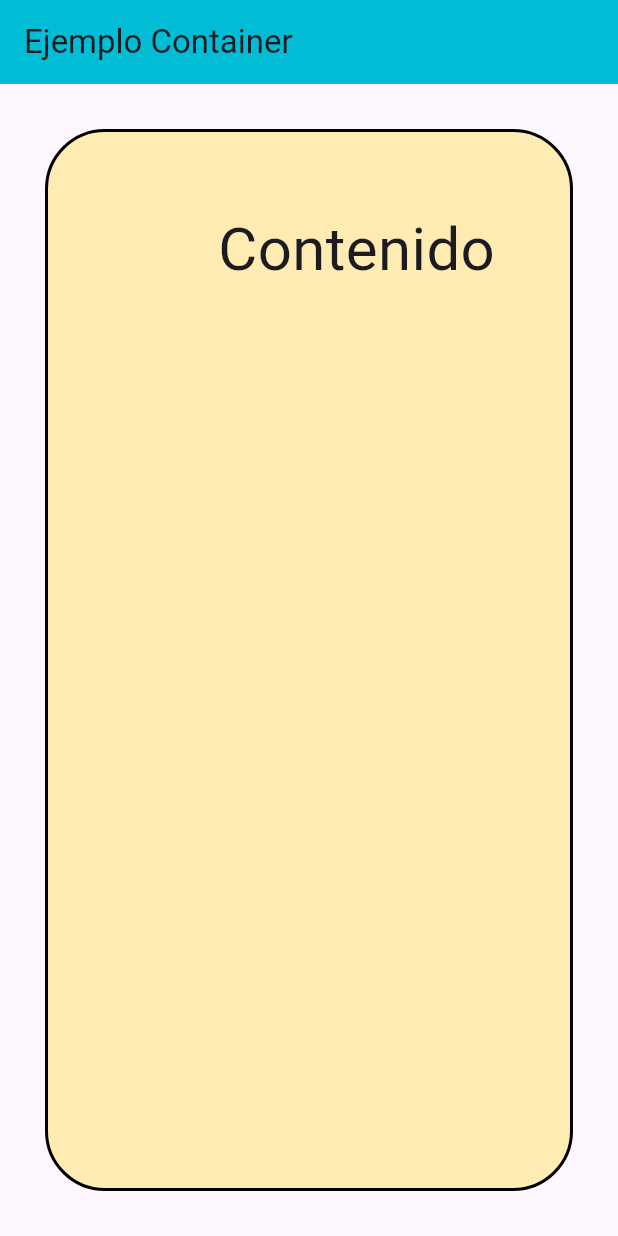
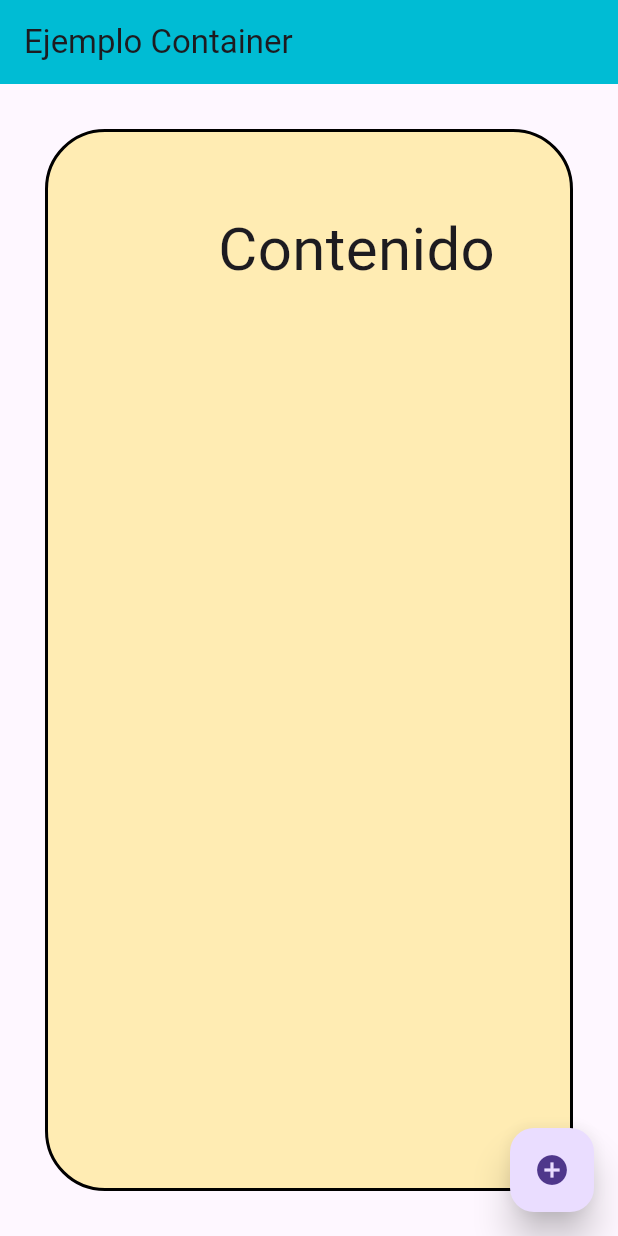
Before and after one commit to Mubrairina219/Container, a Flutter app: the screen it shows after launch, on a phone screen of 412 x 824 dp. Run offline on Flutter 3.47's test engine with Material 3 defaults, Android fonts, the phone set to English and light mode, and no system bars.

Commit message:
Container(decoration,margin,padding,boton)

```diff
--- a/lib/main.dart
+++ b/lib/main.dart
@@ -38,6 +38,13 @@ class MyApp extends StatelessWidget {
             ],
           ),
         ),
+        floatingActionButton: FloatingActionButton(
+          elevation: 10,
+          onPressed: () {
+            print("Ok!");
+          },
+          child: Icon(Icons.add_circle),
+        ),
       )
     );
   }
```
